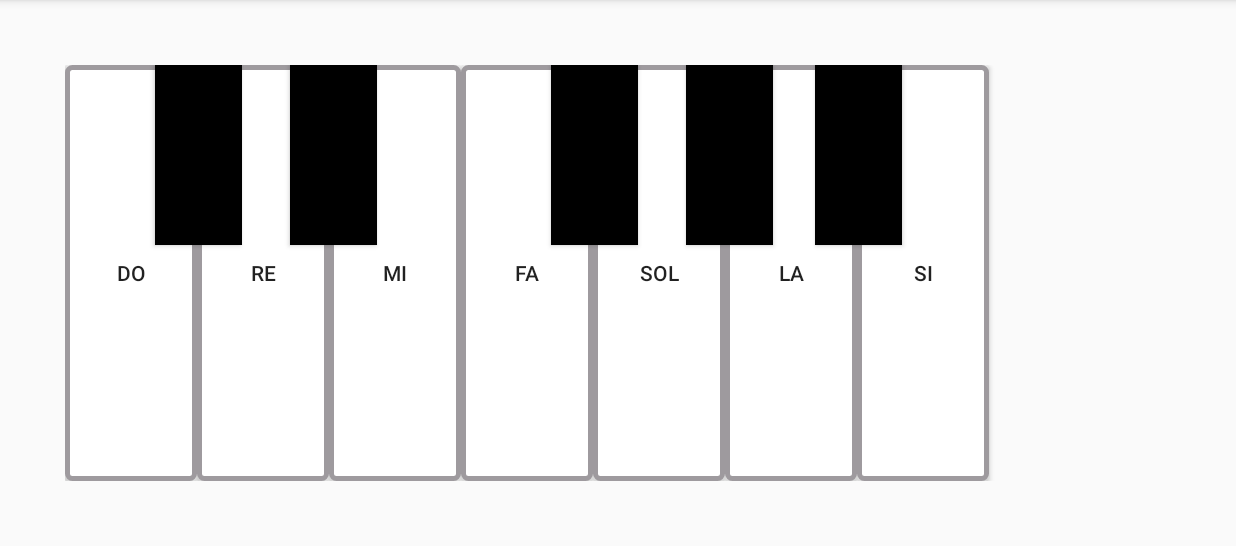
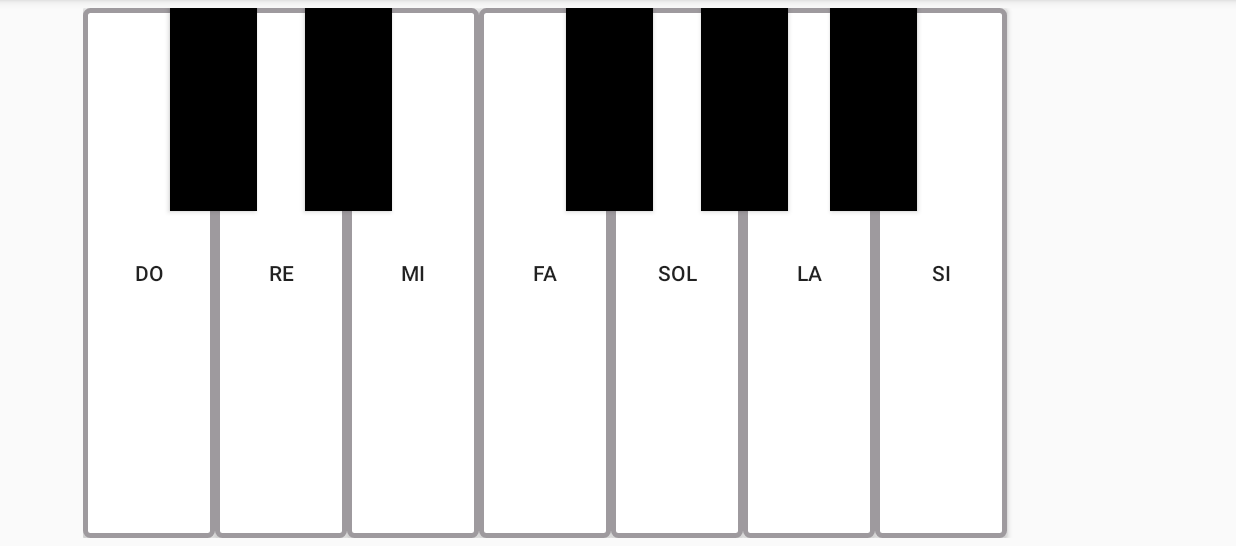
Before and after one commit to fran11sv/PianoGrupo10, an Android app: the screen it shows after launch (piano), on a phone screen of 824 x 412 dp (held sideways), the part 72-618 px from its top. Run offline under Robolectric (Android 15) with nearby library versions, the phone set to English and light mode, and no system bars.

Commit message:
Notas Sostenidas retocadas 3

```diff
--- a/app/src/main/res/layout/activity_piano.xml
+++ b/app/src/main/res/layout/activity_piano.xml
@@ -6,7 +6,7 @@
     android:layout_width="match_parent"
     android:layout_height="match_parent"
     android:orientation="horizontal"
-    android:padding="40dp"
+    android:padding="5dp"
     tools:context=".piano">
 
 
@@ -14,14 +14,9 @@
         android:layout_width="wrap_content"
         android:layout_height="match_parent"
         android:layout_alignParentStart="true"
-        android:layout_alignParentTop="true"
         android:layout_alignParentEnd="true"
-        android:layout_alignParentBottom="true"
-        android:layout_gravity="center"
-        android:layout_marginStart="3dp"
-        android:layout_marginTop="3dp"
-        android:layout_marginEnd="3dp"
-        android:layout_marginBottom="3dp">
+        android:layout_gravity="center|center_horizontal"
+        android:layout_marginStart="50dp">
 
 
         <Button
@@ -75,7 +70,6 @@
             android:background="@drawable/button_border"
             android:onClick="cinco"
             android:text="@string/sol_nota"
-            app:layout_constraintTop_toTopOf="parent"
             app:layout_constraintBottom_toBottomOf="parent"
             app:layout_constraintStart_toEndOf="@+id/btnFa"
             tools:layout_editor_absoluteY="0dp" />
@@ -87,9 +81,9 @@
             android:background="@drawable/button_border"
             android:onClick="seis"
             android:text="@string/la_nota"
-            app:layout_constraintTop_toTopOf="parent"
             app:layout_constraintBottom_toBottomOf="parent"
             app:layout_constraintStart_toEndOf="@+id/btnSol"
+            app:layout_constraintTop_toTopOf="parent"
             tools:layout_editor_absoluteY="0dp" />
 
         <Button
@@ -113,15 +107,14 @@
         android:layout_alignParentTop="true"
         android:layout_alignParentEnd="true"
         android:layout_alignParentBottom="true"
-        android:layout_marginStart="3dp"
-        android:layout_marginTop="3dp"
+        android:layout_marginStart="48dp"
         android:layout_marginEnd="3dp"
         android:layout_marginBottom="3dp">
 
         <Button
             android:id="@+id/btnDoSos"
             android:layout_width="58dp"
-            android:layout_height="120dp"
+            android:layout_height="135dp"
             android:layout_marginStart="60dp"
             android:background="#000000"
             app:layout_constraintBottom_toBottomOf="parent"
@@ -132,7 +125,7 @@
         <Button
             android:id="@+id/btnReSos"
             android:layout_width="58dp"
-            android:layout_height="120dp"
+            android:layout_height="135dp"
             android:layout_marginStart="32dp"
             android:background="#000000"
             app:layout_constraintBottom_toBottomOf="parent"
@@ -143,7 +136,7 @@
         <Button
             android:id="@+id/btnFaSos"
             android:layout_width="58dp"
-            android:layout_height="120dp"
+            android:layout_height="135dp"
             android:layout_marginStart="116dp"
             android:background="#000000"
             app:layout_constraintBottom_toBottomOf="parent"
@@ -154,7 +147,7 @@
         <Button
             android:id="@+id/btnSolSos"
             android:layout_width="58dp"
-            android:layout_height="120dp"
+            android:layout_height="135dp"
             android:layout_marginStart="32dp"
             android:background="#000000"
             app:layout_constraintBottom_toBottomOf="parent"
@@ -165,7 +158,7 @@
         <Button
             android:id="@+id/btnLaSos"
             android:layout_width="58dp"
-            android:layout_height="120dp"
+            android:layout_height="135dp"
             android:layout_marginStart="28dp"
             android:background="#000000"
             app:layout_constraintBottom_toBottomOf="parent"
```
